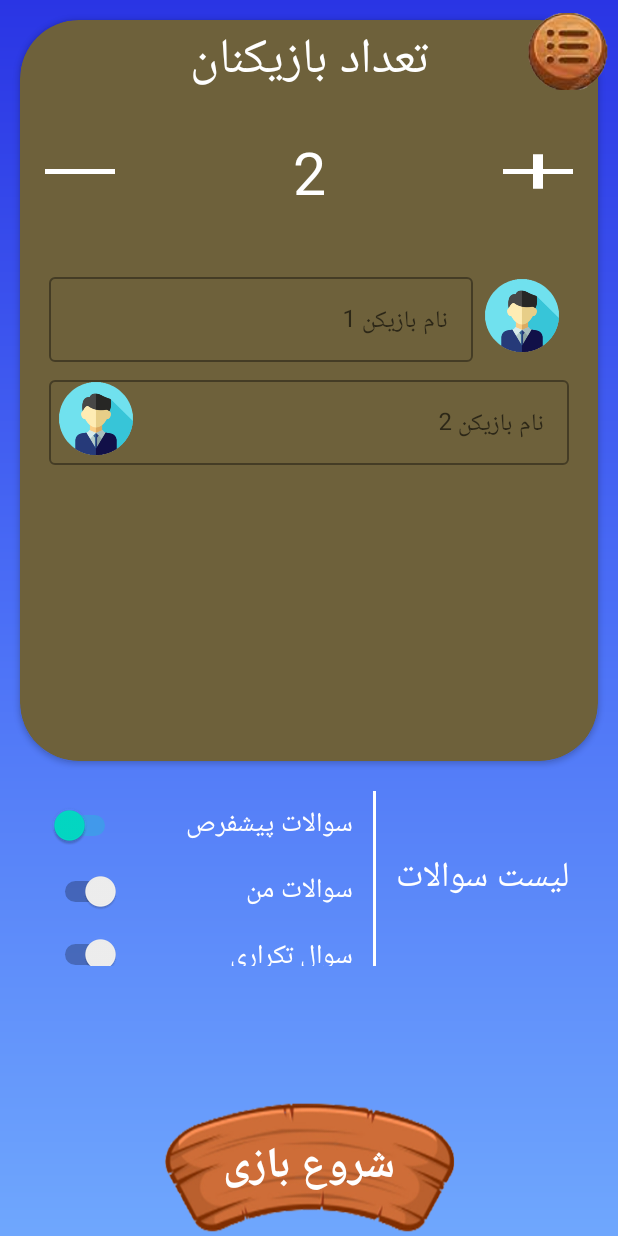
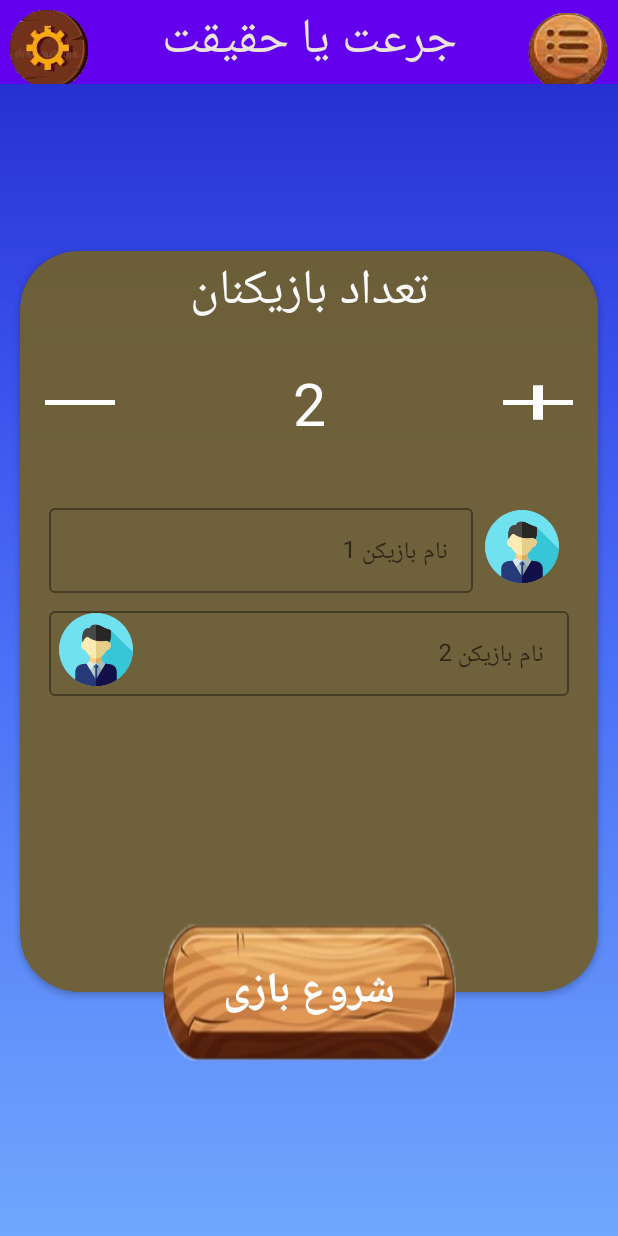
Before and after one commit to Android-sadjad/TruthOrDare, an Android app: the screen it shows after launch (MainActivity), after a tap on an icon or button, on a phone screen of 412 x 824 dp. Run offline under Robolectric (Android 15) with nearby library versions, the phone set to English and light mode, and no system bars; our stand-ins replace sdp/ssp sizes; libraries missing offline, so code that uses them is left out: ir.tapsell.plus; 3 statements that could not run were skipped.

Commit message:
create toolbar and image gif

```diff
--- a/app/build.gradle
+++ b/app/build.gradle
@@ -39,7 +39,7 @@ dependencies {
 
     implementation 'com.intuit.sdp:sdp-android:1.0.6'
     implementation 'com.google.code.gson:gson:2.8.7'
-
+    implementation 'pl.droidsonroids.gif:android-gif-drawable:1.2.22'
     implementation 'ir.tapsell.plus:tapsell-plus-sdk-android:2.1.3'
 
 
--- a/app/src/main/java/com/example/truthordare/fragment/StartFragment.java
+++ b/app/src/main/java/com/example/truthordare/fragment/StartFragment.java
@@ -39,9 +39,6 @@ public class StartFragment extends Fragment {
     ImageView ivLeftArrow;
 
 
-    Switch switchRepeat;
-    Switch switchDefaultQuestion;
-    Switch switchMyQuestion;
 
     Setting setting;
 
@@ -63,7 +60,6 @@ StartGameFragment startGameFragment;
         init(view);
         findViews(view);
         setSize();
-        applySetting();
         configuration();
 
 
@@ -84,9 +80,7 @@ StartGameFragment startGameFragment;
         ivLeftArrow = view.findViewById(R.id.iv_left_arrow);
         tvPlayerNumber = view.findViewById(R.id.tv_player_number);
 
-        switchDefaultQuestion = view.findViewById(R.id.switch_default_start);
-        switchMyQuestion = view.findViewById(R.id.switch_my_start);
-        switchRepeat = view.findViewById(R.id.switch_repeat_question_start);
+
 
 
         for (int i = 0; i < 9; i++) {
@@ -109,13 +103,7 @@ StartGameFragment startGameFragment;
         cvPlayer.getLayoutParams().height = MyConstant.getScreenHeight() * 60 / 100;
     }
 
-    public void applySetting() {
 
-        switchDefaultQuestion.setChecked(setting.isDefaultQuestion());
-        switchMyQuestion.setChecked(setting.isMYQuestion());
-        switchRepeat.setChecked(setting.isRepeatQuestion());
-
-    }
 
     private void configuration() {
 
@@ -211,16 +199,6 @@ StartGameFragment startGameFragment;
     }
 
 
-    @Override
-    public void onStop() {
-        super.onStop();
 
-        setting.setDefaultQuestion(switchDefaultQuestion.isChecked());
-        setting.setMYQuestion(switchMyQuestion.isChecked());
-        setting.setRepeatQuestion(switchRepeat.isChecked());
-
-        setting.updateSetting(getContext(), setting);
-
-    }
 
 }
--- a/app/src/main/java/com/example/truthordare/fragment/StartGameFragment.java
+++ b/app/src/main/java/com/example/truthordare/fragment/StartGameFragment.java
@@ -50,7 +50,7 @@ public class StartGameFragment extends Fragment {
     TextView tvTod;
     TextView tvQuestion;
 
-    ImageView ivSetting;
+
 
     ArrayList<Integer> randomNumberList;
     ArrayList<String> playerNameList;
@@ -119,7 +119,7 @@ public class StartGameFragment extends Fragment {
     private void findViews(View view) {
 
 
-        ivSetting = view.findViewById(R.id.iv_setting);
+
 
         ivCircleBackground = view.findViewById(R.id.iv_circle_background);
         ivBottle = view.findViewById(R.id.iv_bottle);
@@ -159,8 +159,7 @@ public class StartGameFragment extends Fragment {
         llQuestions.getLayoutParams().height = screenHeight * 35 / 100;
         llTruthOrDare.getLayoutParams().height = screenHeight * 9 / 100;
 
-        ivSetting.getLayoutParams().height = screenWidth * 13 / 100;
-        ivSetting.getLayoutParams().width = screenWidth * 13 / 100;
+
 
     }
 
@@ -284,19 +283,7 @@ public class StartGameFragment extends Fragment {
             }
         });
 
-        ivSetting.setOnClickListener(new View.OnClickListener() {
-            @Override
-            public void onClick(View v) {
 
-                if (setting.isButtonSound()) {
-                    MyMediaPlayer.mpBtnSound.start();
-                }
-
-                startActivityForResult(new Intent(getActivity(), SettingActivity.class), MyConstant.REQUEST_CODE);
-                downAnimation();
-                downQuestionLayoutAnimation();
-            }
-        });
 
 
     }
--- a/app/src/main/res/layout/activity_main.xml
+++ b/app/src/main/res/layout/activity_main.xml
@@ -7,8 +7,9 @@
     android:layout_height="match_parent"
     android:keepScreenOn="true"
     tools:context=".activity.MainActivity"
+    tools:openDrawer="right">
 
-    tools:openDrawer="right">
+
 
 
     <androidx.constraintlayout.widget.ConstraintLayout
@@ -17,25 +18,81 @@
         android:background="@drawable/bg_main"
         tools:context=".activity.MainActivity">
 
+        <pl.droidsonroids.gif.GifImageView
+            android:layout_width="match_parent"
+            android:layout_height="match_parent"
+            android:src="@drawable/giff"
+
+
+            />
+
+
+
+
+            <androidx.constraintlayout.widget.ConstraintLayout
+                android:layout_width="match_parent"
+                android:layout_height="?actionBarSize"
+                app:layout_constraintTop_toTopOf="parent"
+                android:background="@color/purple_500"
+                android:id="@+id/cl_toolbar"
+                android:elevation="@dimen/_100sdp"
+                >
+
+                <TextView
+                    android:layout_width="match_parent"
+                    android:layout_height="wrap_content"
+                    android:text="جرعت یا حقیقت"
+                    android:textColor="#EAE4DB"
+                    android:textSize="@dimen/_25sdp"
+                    app:layout_constraintTop_toTopOf="parent"
+                    android:gravity="center"/>
+
+
+                <ImageView
+                    android:id="@+id/iv_menu"
+                    android:layout_width="@dimen/_40sdp"
+                    android:layout_height="@dimen/_40sdp"
+                    android:layout_margin="@dimen/_5sdp"
+                    android:background="@drawable/menubtn"
+                    android:elevation="@dimen/_100sdp"
+                    android:onClick="onClick"
+                    app:layout_constraintRight_toRightOf="parent"
+                    app:layout_constraintTop_toTopOf="parent" />
+
+
+                <TextView
+                    android:id="@+id/tv_setting"
+                    android:layout_width="@dimen/_40sdp"
+                    android:layout_height="@dimen/_40sdp"
+                    android:layout_margin="@dimen/_5sdp"
+                    android:background="@drawable/setting_ic"
+                    android:elevation="@dimen/_300sdp"
+                    android:onClick="onClick"
+                    app:layout_constraintLeft_toLeftOf="parent"
+                    app:layout_constraintTop_toTopOf="parent" />
+
+
+
+
+            </androidx.constraintlayout.widget.ConstraintLayout>
+
+
+
+
+
+
+
+
 
         <View
             android:id="@+id/view_oval"
             android:layout_width="match_parent"
-            android:layout_height="100dp"
+            android:layout_height="@dimen/_170sdp"
             android:background="@drawable/bg_oval"
             android:rotation="180"
             app:layout_constraintTop_toTopOf="parent" />
 
-        <ImageView
-            android:id="@+id/iv_menu"
-            android:layout_width="@dimen/_40sdp"
-            android:layout_height="@dimen/_40sdp"
-            android:layout_margin="@dimen/_5sdp"
-            android:background="@drawable/menubtn"
-            android:elevation="@dimen/_100sdp"
-            android:onClick="onClick"
-            app:layout_constraintRight_toRightOf="parent"
-            app:layout_constraintTop_toTopOf="parent" />
+
 
 
 
@@ -51,7 +108,9 @@
         <FrameLayout
             android:id="@+id/fl_fragment_container"
             android:layout_width="match_parent"
-            android:layout_height="match_parent"
+            app:layout_constraintTop_toBottomOf="@id/cl_toolbar"
+            app:layout_constraintBottom_toBottomOf="parent"
+            android:layout_height="0dp"
             android:elevation="@dimen/_20sdp">
 
         </FrameLayout>
@@ -74,7 +133,7 @@
             android:layout_height="wrap_content"
             android:gravity="center"
             android:text="@string/start_game"
-            android:textColor="@color/white"
+            android:textColor="#221414"
             android:textSize="28sp"
             android:textStyle="bold"
             app:layout_constraintBottom_toBottomOf="@id/tv_show_start_dialog"
@@ -125,26 +184,14 @@
             />
 
 
-        <TextView
-            android:id="@+id/tv_setting"
-            style="@style/tv_main_menu_style"
-            android:layout_marginTop="@dimen/_20sdp"
-            android:background="@drawable/oval_wood"
-            android:text="@string/setting"
-            app:layout_constraintLeft_toLeftOf="parent"
-            app:layout_constraintRight_toRightOf="parent"
-            app:layout_constraintTop_toBottomOf="@id/tv_comment"
 
-
-            />
 
         <RelativeLayout
             android:id="@+id/standardBanner"
             android:layout_width="match_parent"
             android:layout_height="@dimen/_60sdp"
-            android:elevation="@dimen/_100sdp"
-
-            android:gravity="center"
+            android:elevation="@dimen/_5sdp"
+            android:gravity="center|bottom"
             app:layout_constraintBottom_toBottomOf="parent" />
 
     </androidx.constraintlayout.widget.ConstraintLayout>
--- a/app/src/main/res/layout/fragment_start.xml
+++ b/app/src/main/res/layout/fragment_start.xml
@@ -16,11 +16,14 @@
 
     <androidx.cardview.widget.CardView
         android:layout_width="match_parent"
-        android:layout_height="@dimen/_350sdp"
+        android:layout_marginBottom="@dimen/_50sdp"
+        android:layout_height="0dp"
         android:id="@+id/cv_start"
         app:cardBackgroundColor="#6E613B"
         app:layout_constraintTop_toTopOf="parent"
-        android:layout_margin="@dimen/_10sdp"
+        app:layout_constraintBottom_toBottomOf="parent"
+        android:layout_marginHorizontal="@dimen/_10sdp"
+        android:layout_marginTop="@dimen/_10sdp"
         app:cardCornerRadius="@dimen/_30sdp"
 
 
@@ -482,82 +485,21 @@
 
 
 
-    <LinearLayout
-        android:id="@+id/ll_check_box"
-        android:layout_width="match_parent"
-        android:layout_height="@dimen/_100sdp"
-        android:gravity="right"
-        android:layoutDirection="rtl"
-        android:layout_marginVertical="@dimen/_10sdp"
-        android:layout_marginHorizontal="@dimen/_20sdp"
-        app:layout_constraintTop_toBottomOf="@id/cv_start"
-        android:padding="@dimen/_5sdp"
-        android:orientation="horizontal">
-
-        <TextView
-            android:layout_width="wrap_content"
-            android:layout_height="match_parent"
-
-
-            android:text="@string/questions_list"
-            android:textSize="@dimen/_18sdp"
-            android:textColor="@color/white"
-            android:gravity="center"
-            android:id="@+id/tv_list"/>
-
-        <View
-            android:layout_marginHorizontal="@dimen/_10sdp"
-            android:layout_width="2dp"
-            android:layout_height="match_parent"
-            android:background="@color/white"/>
-
-        <LinearLayout
-
-            android:gravity="center|right"
-            android:layout_width="match_parent"
-            android:layout_height="match_parent"
-            android:orientation="vertical">
-
-
-            <Switch
-
-                style="@style/switch_style"
-                android:text="@string/default_questions"
-                android:id="@+id/switch_default_start"
-
-                />
-
-            <Switch
-                style="@style/switch_style"
-                android:text="@string/my_questions"
-                android:id="@+id/switch_my_start"/>
-
-            <Switch
-                style="@style/switch_style"
-                android:text="@string/repetitious_question"
-                android:id="@+id/switch_repeat_question_start"/>
-
-        </LinearLayout>
-
-
-
-    </LinearLayout>
-
-
-
-
     <TextView
         android:id="@+id/tv_start_game"
         android:layout_width="@dimen/_150sdp"
         android:layout_height="@dimen/_70sdp"
-        android:background="@drawable/woodbtn"
+        android:background="@drawable/oval_wood"
         android:gravity="center"
+        android:elevation="@dimen/_10sdp"
         android:text="@string/start_game"
         android:textColor="@color/white"
         android:textSize="@dimen/_22sdp"
         android:textStyle="bold"
-        app:layout_constraintBottom_toBottomOf="parent"
+        app:layout_constraintTop_toBottomOf="@id/cv_start"
+        app:layout_constraintBottom_toBottomOf="@id/cv_start"
+        app:layout_constraintRight_toRightOf="parent"
         app:layout_constraintLeft_toLeftOf="parent"
-        app:layout_constraintRight_toRightOf="parent" />
+        />
 
 </androidx.constraintlayout.widget.ConstraintLayout>
--- a/app/src/main/res/layout/fragment_start_game.xml
+++ b/app/src/main/res/layout/fragment_start_game.xml
@@ -14,15 +14,6 @@
         android:layout_height="match_parent"
         android:elevation="@dimen/_400sdp" />
 
-    <ImageView
-        android:id="@+id/iv_setting"
-        android:layout_width="@dimen/_40sdp"
-        android:layout_height="@dimen/_40sdp"
-        android:layout_margin="@dimen/_5sdp"
-        android:background="@drawable/setting_ic"
-        android:elevation="@dimen/_300sdp"
-        app:layout_constraintLeft_toLeftOf="parent"
-        app:layout_constraintTop_toTopOf="parent" />
 
 
     <ImageView
@@ -32,7 +23,7 @@
         android:background="@drawable/circle4"
         app:layout_constraintLeft_toLeftOf="parent"
         app:layout_constraintRight_toRightOf="parent"
-        app:layout_constraintTop_toBottomOf="@id/iv_setting">
+        app:layout_constraintTop_toTopOf="parent">
 
     </ImageView>
 
@@ -246,18 +237,17 @@
     <LinearLayout
         android:id="@+id/ll_question"
         android:layout_width="match_parent"
-        android:layout_height="250dp"
+        android:layout_height="wrap_content"
         android:background="@color/purple_700"
         android:orientation="vertical"
-        android:weightSum="6"
         app:layout_constraintBottom_toBottomOf="parent">
 
         <TextView
             android:id="@+id/tv_tod"
             android:layout_width="wrap_content"
-            android:layout_height="0dp"
+            android:layout_height="wrap_content"
             android:layout_gravity="center"
-            android:layout_weight="2"
+
             android:paddingTop="@dimen/_5sdp"
             android:text="@string/truth"
             android:textColor="@color/white"
@@ -268,9 +258,10 @@
         <TextView
             android:id="@+id/tv_qustion"
             android:layout_width="wrap_content"
-            android:layout_height="0dp"
+            android:layout_height="wrap_content"
             android:layout_gravity="center"
-            android:layout_weight="2"
+            android:gravity="center"
+           android:paddingVertical="@dimen/_10sdp"
             android:text="@string/sample_question"
             android:textColor="@color/white"
             android:textSize="25sp"
@@ -281,8 +272,7 @@
 
         <LinearLayout
             android:layout_width="match_parent"
-            android:layout_height="0dp"
-            android:layout_weight="2"
+            android:layout_height="wrap_content"
             android:layoutDirection="ltr"
             android:orientation="horizontal"
 
--- a/app/src/main/res/values/strings.xml
+++ b/app/src/main/res/values/strings.xml
@@ -7,7 +7,7 @@
     <string name="need_internet">برای مشاهده این قسمت باید به اینترنت متصل باشید</string>
     <string name="start_game">شروع بازی</string>
     <string name="my_questions">سوالات من</string>
-    <string name="default_questions">سوالات پیشفرص</string>
+    <string name="default_questions">سوالات برنامه</string>
     <string name="support_from_us">حمایت از ما</string>
     <string name="comment">ثبت نظر</string>
     <string name="exit">خروج</string>
```
Also changed, not shown: 1 other file.
